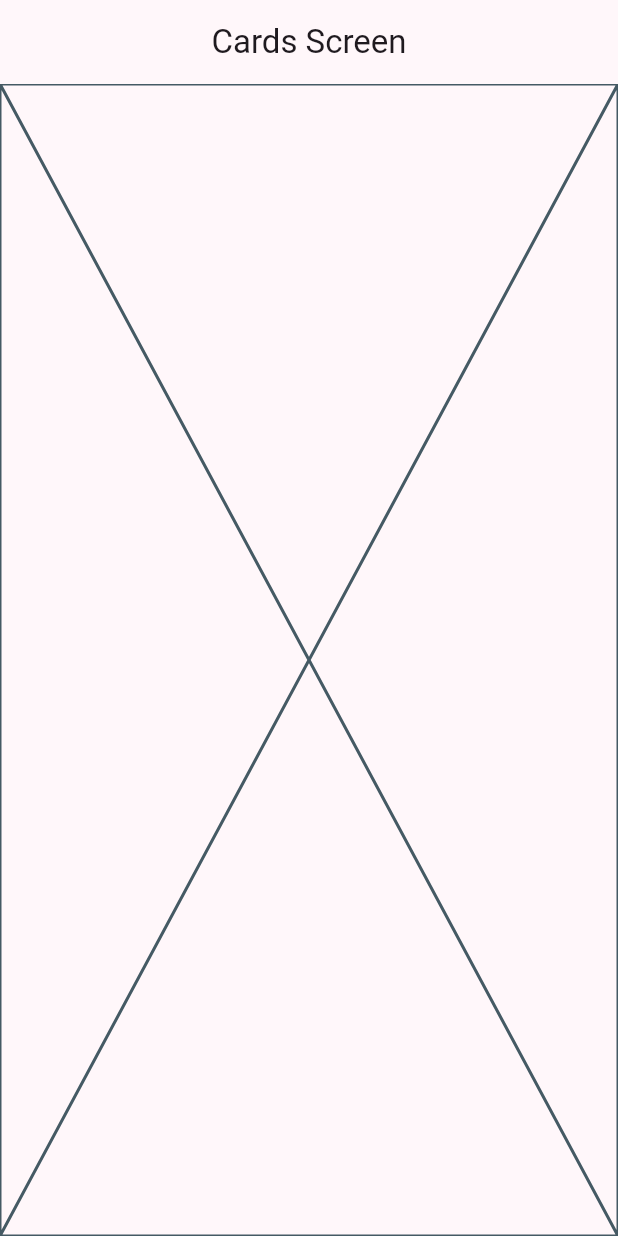
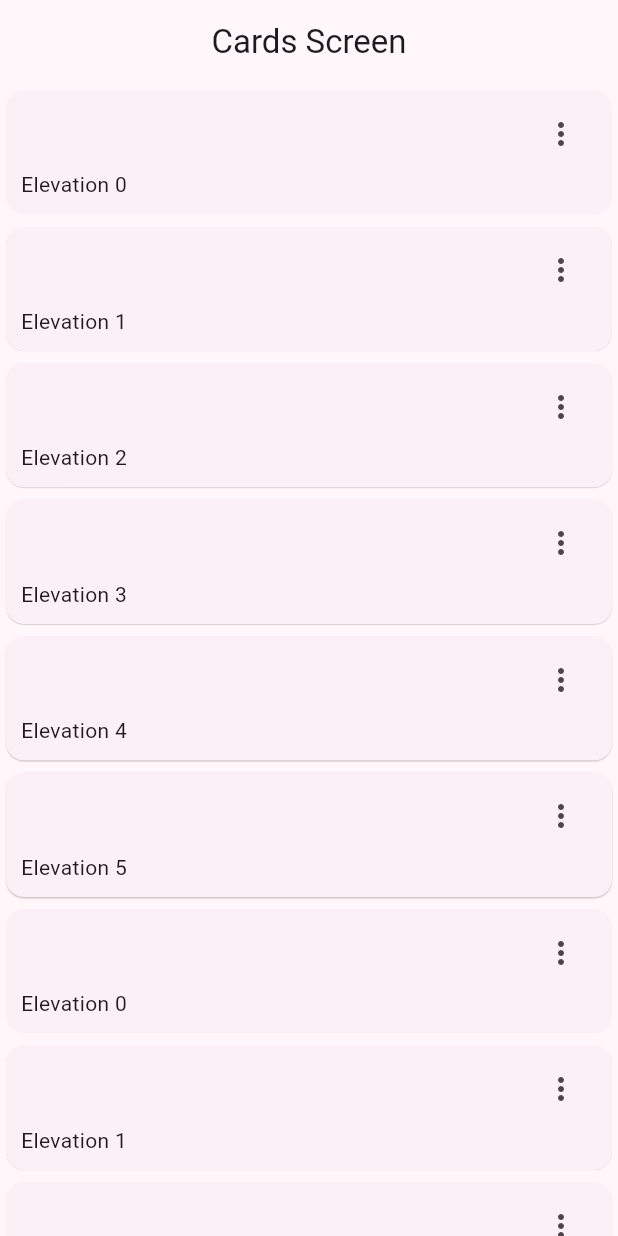
Before and after one commit to jhoncar7/widgets-flutter, a Flutter app: the CardsScreen screen opened by its route, on a phone screen of 412 x 824 dp. Run offline on Flutter 3.47's test engine with Material 2 defaults, Android fonts, the phone set to English and light mode, and no system bars; our stand-ins replace go_router.

Commit message:
card flutter

```diff
--- a/lib/presentation/screens/cards/card_screen.dart
+++ b/lib/presentation/screens/cards/card_screen.dart
@@ -1,7 +1,15 @@
 import 'package:flutter/material.dart';
 
+const cards = <Map<String, dynamic>>[
+  {'elevation': 0.0, 'label': 'Elevation 0'},
+  {'elevation': 0.1, 'label': 'Elevation 1'},
+  {'elevation': 0.2, 'label': 'Elevation 2'},
+  {'elevation': 0.3, 'label': 'Elevation 3'},
+  {'elevation': 0.4, 'label': 'Elevation 4'},
+  {'elevation': 0.5, 'label': 'Elevation 5'},
+];
+
 class CardsScreen extends StatelessWidget {
-
   static const String name = 'cards_screen';
 
   const CardsScreen({super.key});
@@ -12,7 +20,85 @@ class CardsScreen extends StatelessWidget {
       appBar: AppBar(
         title: const Text('Cards Screen'),
       ),
-      body: const Placeholder(),
+      body: const _CardsView(),
     );
   }
 }
+
+class _CardsView extends StatelessWidget {
+  const _CardsView({
+    super.key,
+  });
+
+  @override
+  Widget build(BuildContext context) {
+    return SingleChildScrollView(
+      child: Column(
+        children: [
+          ...cards.map((card) =>_CardType1(label: card['label'], elevation: card['elevation'])),
+          ...cards.map((card) =>_CardType2(label: card['label'], elevation: card['elevation'])),
+        ],
+      ),
+    );
+  }
+}
+
+class _CardType1 extends StatelessWidget {
+  final String label;
+  final double elevation;
+
+  const _CardType1({required this.label, required this.elevation});
+
+  @override
+  Widget build(BuildContext context) {
+    return Card(
+      elevation: elevation,
+      child: Padding(
+        padding: const EdgeInsets.fromLTRB(10, 5, 10, 10),
+        child: Column(
+          children: [
+            Align(
+                alignment: Alignment.topRight,
+                child: IconButton(
+                    onPressed: () {},
+                    icon: const Icon(Icons.more_vert_outlined))),
+            Align(
+              alignment: Alignment.bottomLeft,
+              child: Text(label),
+            )
+          ],
+        ),
+      ),
+    );
+  }
+}
+
+class _CardType2 extends StatelessWidget {
+  final String label;
+  final double elevation;
+
+  const _CardType2({required this.label, required this.elevation});
+
+  @override
+  Widget build(BuildContext context) {
+    return Card(
+      elevation: elevation,
+      child: Padding(
+        padding: const EdgeInsets.fromLTRB(10, 5, 10, 10),
+        child: Column(
+          children: [
+            Align(
+                alignment: Alignment.topRight,
+                child: IconButton(
+                    onPressed: () {},
+                    icon: const Icon(Icons.more_vert_outlined))),
+            Align(
+              alignment: Alignment.bottomLeft,
+              child: Text(label),
+            )
+          ],
+        ),
+      ),
+    );
+  }
+}
--- a/lib/presentation/screens/home/home_screen.dart
+++ b/lib/presentation/screens/home/home_screen.dart
@@ -1,7 +1,6 @@
 import 'package:flutter/material.dart';
 import 'package:go_router/go_router.dart';
 import 'package:widgets_app/config/menu/menu_items.dart';
-import 'package:widgets_app/presentation/screens/screens.dart';
 
 
 class HomeScreen extends StatelessWidget {
```
